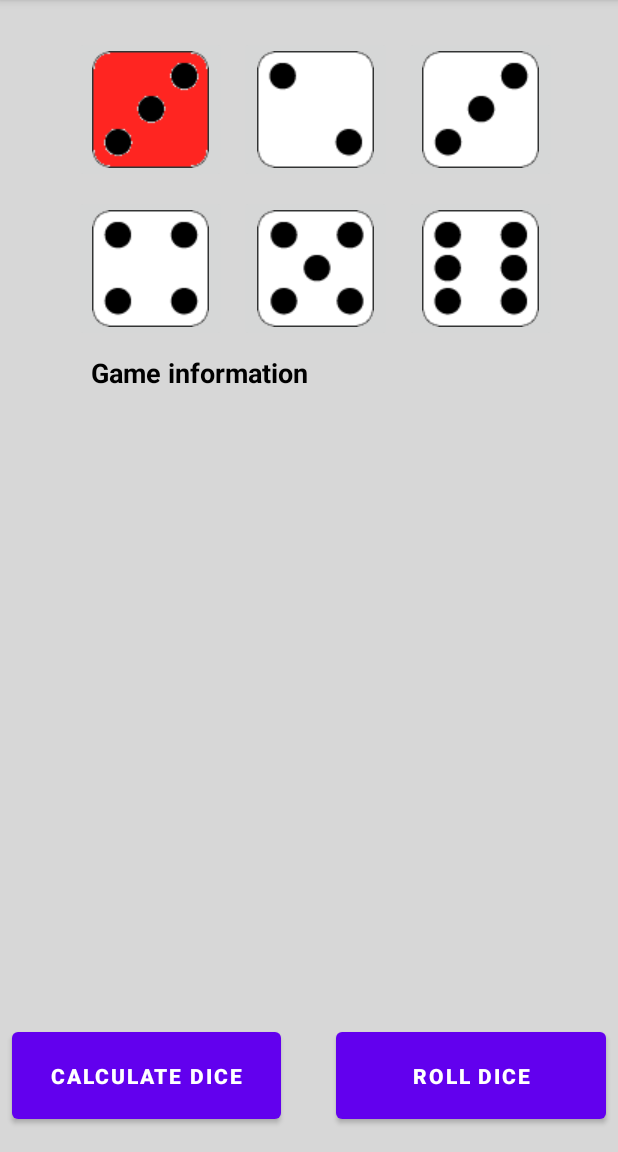
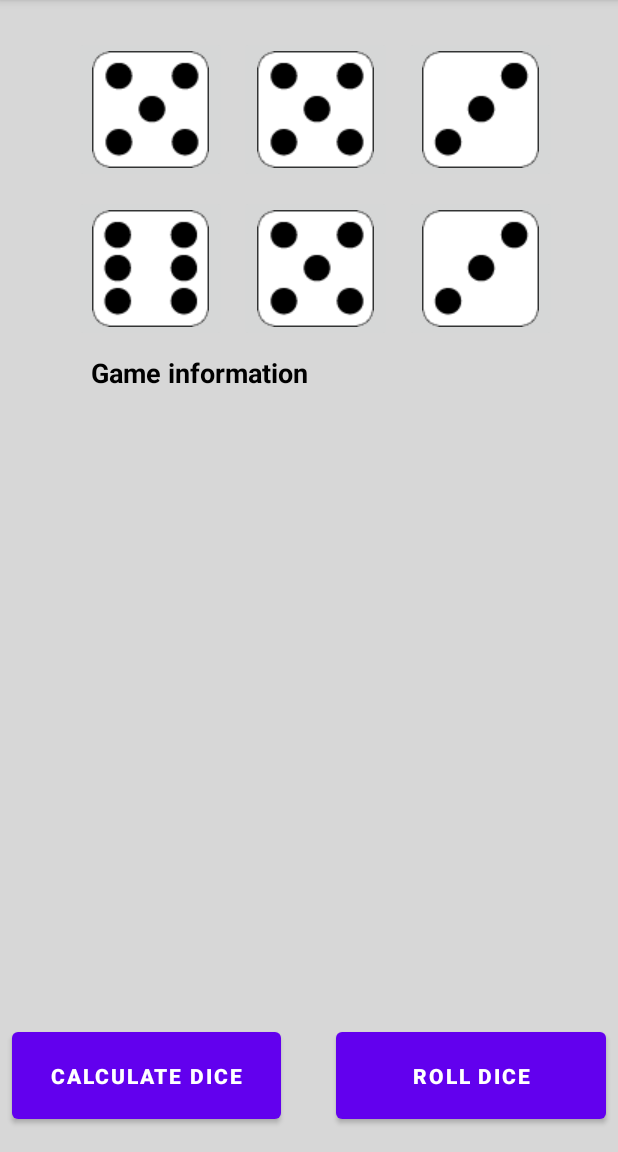
Before and after one commit to Cliveswe/Thirty, an Android app: the screen it shows after launch (ThirtyActivity), on a phone screen of 412 x 824 dp, the part 84-1236 px from its top. Run offline under Robolectric (Android 15) with nearby library versions, the phone set to English and light mode, and no system bars.

Commit message:
Added onClick listeners for each die in the set of dice. The listener will toggle the status of the die from selected to unselected on each click. The die will in turn change from the primary colour to the secondary colour or vice versa. Added a onClick listener to the button roll dice. This will roll each die, changing the die value. However only the die that are not selected will be updated. That selected logic is determined by the DieController class. In addition I have added comments to methods that were missing comments.

```diff
--- a/app/src/main/java/com/example/thirty/ThirtyActivity.java
+++ b/app/src/main/java/com/example/thirty/ThirtyActivity.java
@@ -5,16 +5,18 @@
  */
 package com.example.thirty;
 
-import androidx.annotation.NonNull;
 import androidx.appcompat.app.AppCompatActivity;
 
 import android.os.Bundle;
 import android.util.Log;
+import android.widget.Button;
 import android.widget.ImageButton;
 
 import com.example.thirty.dice.Dice;
-import com.example.thirty.dice.Die;
 import com.example.thirty.dice.DieController;
+import com.example.thirty.util.SetImageButtonsDice;
+
+import java.util.HashMap;
 
 public class ThirtyActivity extends AppCompatActivity {
     //Logcat tags
@@ -25,6 +27,8 @@ public class ThirtyActivity extends AppCompatActivity {
 
     private DieController test_die;
     private AllDieImages mAllDieImages;
+    private HashMap<Integer, Integer> mAllDiceImageButtons;
+    private Dice mGameDice;
 
     private int test;
 
@@ -41,26 +45,94 @@ public class ThirtyActivity extends AppCompatActivity {
         setContentView(R.layout.activity_thirty);
 
         //TODO add more data
-        mAllDieImages = new AllDieImages();
+initialise();
         /**
          * START HERE TO SET UP THE DICE WITH PRIMARY AND SECONDARY COLOURS!!!!
          */
         test_die = new DieController();
 
-
         Log.i(TAG, "testing dice " + test_die.toString());
 
-        ImageButton testButton = (ImageButton) findViewById(R.id.die_Button_1);
-        testButton.setImageResource(R.drawable.red4);
+        //ImageButton testButton = (ImageButton) findViewById(R.id.die_Button_1);
+        //testButton.setImageResource(R.drawable.red4);
 
-int t = mAllDieImages.getDieImage(DieColourEnum.RED, 2);
-System.out.println("get value " + t);
-Dice x = new Dice();
-        System.out.println("number of dice = " + x.numberOfDice());
-        System.out.println("id = " + x.getDie(5).getDieId() + "  dice = " + x.getDie(5));
+        //int t = mAllDieImages.getDieImage(DieColourEnum.RED, 2);
+        //System.out.println("get value " + t);
+        //Dice x = new Dice();
+        //System.out.println("number of dice = " + x.numberOfDice());
+        //x.getDie(5).roll();
+        //System.out.println("id = " + x.getDie(5).getDieId() + "  dice = " + x.getDie(5));
         //testButton.setImageResource(mAllDieImages.getDieImage(DieColourEnum.GREY, 4));
         //testButton.setImageResource(t);
-        testButton.setImageResource(mAllDieImages.getDieImage(DieColourEnum.RED, 3));
+        //testButton.setImageResource(mAllDieImages.getDieImage(DieColourEnum.GREY, 3));
+
+        /*for (Integer element : mAllDiceImageButtons.keySet()) {
+            ImageButton ib = (ImageButton) findViewById(mAllDiceImageButtons.get(element.intValue()));
+            ib.setImageResource(mAllDieImages.getDieImage(DieColourEnum.RED, x.getDie(element.intValue()).getDieValue()));
+        }*/
+
+
+        /*mGameDice.selectDie(4);
+        SetImageButtonsDice.setDiceImageButtonsImage(this,
+                PRIMARY_COLOUR, SECONDARY_COLOUR,
+                mAllDiceImageButtons, mGameDice);
+*/
+
+        /*SetImageButtonsDice.setDiceImageButtonsImage(this,
+                SECONDARY_COLOUR, PRIMARY_COLOUR,
+                mAllDiceImageButtons, mGameDice);*/
+    }
+
+    /**
+     * Initialise app.
+     */
+    private void initialise(){
+        mGameDice = new Dice();
+        mAllDieImages = new AllDieImages();
+
+        mAllDiceImageButtons = new HashMap<Integer, Integer>();
+        SetImageButtonsDice.dieImageButtonsId(mAllDiceImageButtons);
+
+        selectDieButtonAction();
+        rollDiceButtonAction();
+        refreshUI();
+    }
+
+    private void refreshUI(){
+        SetImageButtonsDice.setDiceImageButtonsImage(this,
+                PRIMARY_COLOUR,
+                SECONDARY_COLOUR,
+                mAllDiceImageButtons,
+                mGameDice);
+    }
+
+    /**
+     * Add a onClick event listener to each of the die in the games set of dice. This is where we
+     * wire up a UI image button to a die. Thus when the image button is clicked the status of the
+     * die is switched from is selected to unselected.
+     */
+    private void selectDieButtonAction(){
+        ImageButton ib;
+        for (Integer element: mAllDiceImageButtons.keySet()) {
+            ib = (ImageButton) findViewById(mAllDiceImageButtons.get(element));
+            ib.setOnClickListener(v -> {
+                mGameDice.selectDie(element);
+                refreshUI();
+            });
+        }
+    }
+
+    /**
+     * Add a onClick event listener to the games set of dice. This is where we wire up a UI button
+     * to the object that contains all the die. Thus when the roll dice button is clicked the
+     * value of each die is updated.
+     */
+    private void rollDiceButtonAction(){
+        Button ib = (Button) findViewById(R.id.roll_dice);
+        ib.setOnClickListener(v->{
+            mGameDice.rollDice();
+            refreshUI();
+        });
     }
 
     /**
--- a/app/src/main/java/com/example/thirty/dice/Dice.java
+++ b/app/src/main/java/com/example/thirty/dice/Dice.java
@@ -14,7 +14,7 @@ import java.util.List;
  */
 public class Dice {
 
-    private List dice;
+    private List<DieController> dice;
 
     /**
      * Create a default number of die.
@@ -55,6 +55,23 @@ public class Dice {
     }
 
     /**
+     * Roll all the dice.
+     */
+    public void rollDice() {
+        for (DieController element : dice) {
+            element.roll();
+        }
+    }
+
+    public void selectDie(int dieId){
+        int i = dieId - 1;
+        for (DieController element: dice) {
+            if(i == element.getDieId()){
+                element.select();
+            }
+        }
+    }
+    /**
      * The number of die controllers in the group of dice.
      *
      * @return the number of dice as an int.
--- a/app/src/main/java/com/example/thirty/dice/DieController.java
+++ b/app/src/main/java/com/example/thirty/dice/DieController.java
@@ -49,6 +49,15 @@ public class DieController extends Die {
     }
 
     /**
+     * Roll a die if the die has the stats of not been selected.
+     */
+    public void roll() {
+        if (!isSelected) {
+            rollDie();
+        }
+    }
+
+    /**
      * Get the id of the die controller.
      *
      * @return the id of the controller die as an int.
--- /dev/null
+++ b/app/src/main/java/com/example/thirty/util/SetImageButtonsDice.java
@@ -0,0 +1,78 @@
+package com.example.thirty.util;
+
+import android.app.Activity;
+import android.widget.ImageButton;
+
+import androidx.appcompat.app.AppCompatActivity;
+
+import com.example.thirty.AllDieImages;
+import com.example.thirty.DieColourEnum;
+import com.example.thirty.R;
+import com.example.thirty.dice.Dice;
+
+import java.util.HashMap;
+
+public class SetImageButtonsDice extends AppCompatActivity {
+
+    /**
+     * Change the image button image in the HashMap of image buttons. The image displayed is
+     * determined by the parameters primaryColour and secondaryColour.
+     * @param activity the activity sent as Activity.
+     * @param primaryColour a colour as an Enum in DieColourEnum
+     * @param secondaryColour a colour as an Enum in DieColourEnum
+     * @param mImageButtons a list of image buttons that is identified bya a set of keys mapped to
+     *                     the ImageButton widget id in the application.
+     * @param d an object that contains a number of die.
+     */
+    public static void setDiceImageButtonsImage(Activity activity,
+                                                DieColourEnum primaryColour,
+                                                DieColourEnum secondaryColour,
+                                                final HashMap<Integer, Integer> mImageButtons,
+                                                final Dice d) {
+
+        AllDieImages allDieImageButtons = new AllDieImages();
+
+        for (Integer element : mImageButtons.keySet()) {
+            ImageButton ib = (ImageButton) activity.findViewById(mImageButtons.get(element.intValue()));
+            if (!d.getDie(element.intValue()).isSelected()) {
+                ib.setImageResource(
+                        getDieImageButton(element, allDieImageButtons, primaryColour, d));
+            } else {
+                ib.setImageResource(
+                        getDieImageButton(element, allDieImageButtons, secondaryColour, d));
+            }
+        }
+    }
+
+    /**
+     * Get a specific die button image.
+     * @param element an identifier to choose the die image as int.
+     * @param allDieImageButtons a collections of all the available die images as AllDieImages.
+     * @param colour the colour of the die to choose as DieColourEnum.
+     * @param d a set of die as Dice.
+     * @return the drawable id of an die image as int.
+     */
+    private static int getDieImageButton(Integer element,
+                                         AllDieImages allDieImageButtons,
+                                         DieColourEnum colour, Dice d) {
+
+        return allDieImageButtons.getDieImage(
+                colour,
+                d.getDie(element.intValue()).getDieValue()
+        );
+    }
+
+    /**
+     * Create a set that contains all the die image buttons. Each image button will have a identification
+     * as a key mapped to the image buttons R.id value.
+     * @param mAllImageButtons a collection button id's identified with a key set as a type HashMap.
+     */
+    public static void dieImageButtonsId(HashMap<Integer, Integer> mAllImageButtons) {
+        mAllImageButtons.put(1, R.id.die_Button_1);
+        mAllImageButtons.put(2, R.id.die_Button_2);
+        mAllImageButtons.put(3, R.id.die_Button_3);
+        mAllImageButtons.put(4, R.id.die_Button_4);
+        mAllImageButtons.put(5, R.id.die_Button_5);
+        mAllImageButtons.put(6, R.id.die_Button_6);
+    }
+}
```
